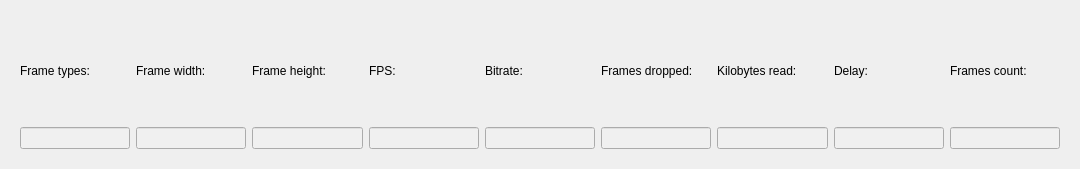
Above: codec-preview/VideoStatisticsWidget.ui from pszopinski/codec-preview before the change. Below: the same form after it.
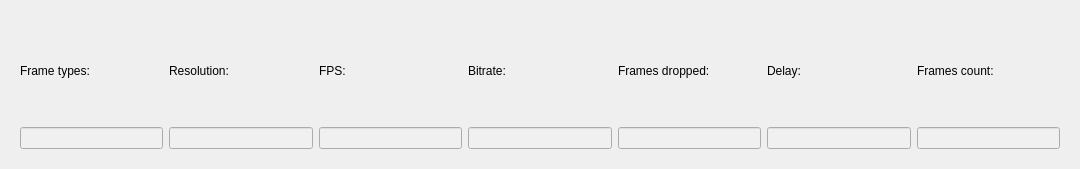
That is the form after the change.

Commit message: resolution in one widget, bigger tab bar font

Diff of the .ui file:
```diff
--- a/codec-preview/VideoStatisticsWidget.ui
+++ b/codec-preview/VideoStatisticsWidget.ui
@@ -77,7 +77,7 @@
         <item>
          <widget class="QLabel" name="label_2">
           <property name="text">
-           <string>Frame width:</string>
+           <string>Resolution:</string>
           </property>
          </widget>
         </item>
@@ -127,62 +127,7 @@
         </item>
        </layout>
       </item>
-      <item row="0" column="2">
-       <layout class="QVBoxLayout" name="verticalLayout_9">
-        <item>
-         <widget class="QLabel" name="label_3">
-          <property name="text">
-           <string>Frame height:</string>
-          </property>
-         </widget>
-        </item>
-        <item>
-         <widget class="QLineEdit" name="frameHeight">
-          <property name="palette">
-           <palette>
-            <active>
-             <colorrole role="Base">
-              <brush brushstyle="SolidPattern">
-               <color alpha="255">
-                <red>240</red>
-                <green>240</green>
-                <blue>240</blue>
-               </color>
-              </brush>
-             </colorrole>
-            </active>
-            <inactive>
-             <colorrole role="Base">
-              <brush brushstyle="SolidPattern">
-               <color alpha="255">
-                <red>240</red>
-                <green>240</green>
-                <blue>240</blue>
-               </color>
-              </brush>
-             </colorrole>
-            </inactive>
-            <disabled>
-             <colorrole role="Base">
-              <brush brushstyle="SolidPattern">
-               <color alpha="255">
-                <red>240</red>
-                <green>240</green>
-                <blue>240</blue>
-               </color>
-              </brush>
-             </colorrole>
-            </disabled>
-           </palette>
-          </property>
-          <property name="readOnly">
-           <bool>true</bool>
-          </property>
-         </widget>
-        </item>
-       </layout>
-      </item>
-      <item row="0" column="5">
+      <item row="0" column="4">
        <layout class="QVBoxLayout" name="verticalLayout_7" stretch="0,0">
         <item>
          <widget class="QLabel" name="label_6">
@@ -237,62 +182,10 @@
         </item>
        </layout>
       </item>
+      <item row="0" column="5">
+       <layout class="QVBoxLayout" name="verticalLayout_6" stretch=""/>
+      </item>
       <item row="0" column="6">
-       <layout class="QVBoxLayout" name="verticalLayout_6" stretch="0,0">
-        <item>
-         <widget class="QLabel" name="label_5">
-          <property name="text">
-           <string>Kilobytes read:</string>
-          </property>
-         </widget>
-        </item>
-        <item>
-         <widget class="QLineEdit" name="bytesRead">
-          <property name="palette">
-           <palette>
-            <active>
-             <colorrole role="Base">
-              <brush brushstyle="SolidPattern">
-               <color alpha="255">
-                <red>240</red>
-                <green>240</green>
-                <blue>240</blue>
-               </color>
-              </brush>
-             </colorrole>
-            </active>
-            <inactive>
-             <colorrole role="Base">
-              <brush brushstyle="SolidPattern">
-               <color alpha="255">
-                <red>240</red>
-                <green>240</green>
-                <blue>240</blue>
-               </color>
-              </brush>
-             </colorrole>
-            </inactive>
-            <disabled>
-             <colorrole role="Base">
-              <brush brushstyle="SolidPattern">
-               <color alpha="255">
-                <red>240</red>
-                <green>240</green>
-                <blue>240</blue>
-               </color>
-              </brush>
-             </colorrole>
-            </disabled>
-           </palette>
-          </property>
-          <property name="readOnly">
-           <bool>true</bool>
-          </property>
-         </widget>
-        </item>
-       </layout>
-      </item>
-      <item row="0" column="7">
        <layout class="QVBoxLayout" name="verticalLayout_12" stretch="0,0">
         <item>
          <widget class="QLabel" name="label_8">
@@ -347,7 +240,7 @@
         </item>
        </layout>
       </item>
-      <item row="0" column="8">
+      <item row="0" column="7">
        <layout class="QVBoxLayout" name="verticalLayout_14" stretch="0,0">
         <item>
          <widget class="QLabel" name="label_9">
@@ -403,61 +296,6 @@
        </layout>
       </item>
       <item row="0" column="3">
-       <layout class="QVBoxLayout" name="verticalLayout_13">
-        <item>
-         <widget class="QLabel" name="label_7">
-          <property name="text">
-           <string>FPS:</string>
-          </property>
-         </widget>
-        </item>
-        <item>
-         <widget class="QLineEdit" name="frameRate">
-          <property name="palette">
-           <palette>
-            <active>
-             <colorrole role="Base">
-              <brush brushstyle="SolidPattern">
-               <color alpha="255">
-                <red>240</red>
-                <green>240</green>
-                <blue>240</blue>
-               </color>
-              </brush>
-             </colorrole>
-            </active>
-            <inactive>
-             <colorrole role="Base">
-              <brush brushstyle="SolidPattern">
-               <color alpha="255">
-                <red>240</red>
-                <green>240</green>
-                <blue>240</blue>
-               </color>
-              </brush>
-             </colorrole>
-            </inactive>
-            <disabled>
-             <colorrole role="Base">
-              <brush brushstyle="SolidPattern">
-               <color alpha="255">
-                <red>240</red>
-                <green>240</green>
-                <blue>240</blue>
-               </color>
-              </brush>
-             </colorrole>
-            </disabled>
-           </palette>
-          </property>
-          <property name="readOnly">
-           <bool>true</bool>
-          </property>
-         </widget>
-        </item>
-       </layout>
-      </item>
-      <item row="0" column="4">
        <layout class="QVBoxLayout" name="verticalLayout_11" stretch="0,0">
         <item>
          <widget class="QLabel" name="lBitrate">
@@ -468,6 +306,61 @@
         </item>
         <item>
          <widget class="QLineEdit" name="bitRate">
+          <property name="palette">
+           <palette>
+            <active>
+             <colorrole role="Base">
+              <brush brushstyle="SolidPattern">
+               <color alpha="255">
+                <red>240</red>
+                <green>240</green>
+                <blue>240</blue>
+               </color>
+              </brush>
+             </colorrole>
+            </active>
+            <inactive>
+             <colorrole role="Base">
+              <brush brushstyle="SolidPattern">
+               <color alpha="255">
+                <red>240</red>
+                <green>240</green>
+                <blue>240</blue>
+               </color>
+              </brush>
+             </colorrole>
+            </inactive>
+            <disabled>
+             <colorrole role="Base">
+              <brush brushstyle="SolidPattern">
+               <color alpha="255">
+                <red>240</red>
+                <green>240</green>
+                <blue>240</blue>
+               </color>
+              </brush>
+             </colorrole>
+            </disabled>
+           </palette>
+          </property>
+          <property name="readOnly">
+           <bool>true</bool>
+          </property>
+         </widget>
+        </item>
+       </layout>
+      </item>
+      <item row="0" column="2">
+       <layout class="QVBoxLayout" name="verticalLayout_13">
+        <item>
+         <widget class="QLabel" name="label_7">
+          <property name="text">
+           <string>FPS:</string>
+          </property>
+         </widget>
+        </item>
+        <item>
+         <widget class="QLineEdit" name="frameRate">
           <property name="palette">
            <palette>
             <active>
```
Left out of the diff: 4 changed lines with no effect on the pictures. The commit also changes 3 other files.
